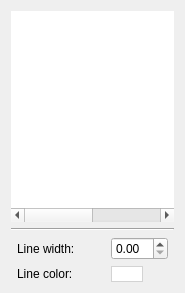
This is Tools/Mokka/ChartOptionsWidget.ui in Biomechanical-ToolKit/BTKCore as Qt 5 draws it before an edit. The edited form follows.
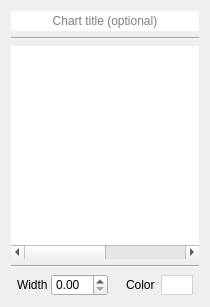
This is the edited form.

Commit message: [UPD] Mokka: Each chart can now have a title set in the options.

What changed in the file:
```diff
--- a/Tools/Mokka/ChartOptionsWidget.ui
+++ b/Tools/Mokka/ChartOptionsWidget.ui
@@ -6,14 +6,34 @@
    <rect>
     <x>0</x>
     <y>0</y>
-    <width>185</width>
-    <height>293</height>
+    <width>210</width>
+    <height>307</height>
    </rect>
   </property>
   <property name="windowTitle">
    <string>Options</string>
   </property>
   <layout class="QVBoxLayout" name="verticalLayout">
+   <item>
+    <widget class="QLineEdit" name="chartTitleLineEdit">
+     <property name="frame">
+      <bool>false</bool>
+     </property>
+     <property name="alignment">
+      <set>Qt::AlignCenter</set>
+     </property>
+     <property name="placeholderText">
+      <string>Chart title (optional)</string>
+     </property>
+    </widget>
+   </item>
+   <item>
+    <widget class="Line" name="line_2">
+     <property name="orientation">
+      <enum>Qt::Horizontal</enum>
+     </property>
+    </widget>
+   </item>
    <item>
     <widget class="QTableWidget" name="plotTable">
      <property name="frameShape">
@@ -62,6 +82,9 @@
      <property name="rightMargin">
       <number>6</number>
      </property>
+     <property name="horizontalSpacing">
+      <number>3</number>
+     </property>
      <item row="0" column="0">
       <widget class="QLabel" name="labelLineWidth">
        <property name="sizePolicy">
@@ -71,12 +94,18 @@
         </sizepolicy>
        </property>
        <property name="text">
-        <string>Line width:</string>
+        <string>Width</string>
        </property>
       </widget>
      </item>
      <item row="0" column="1">
       <widget class="QDoubleSpinBox" name="lineWidthSpinBox">
+       <property name="maximumSize">
+        <size>
+         <width>16777215</width>
+         <height>22</height>
+        </size>
+       </property>
        <property name="maximum">
         <double>10.000000000000000</double>
        </property>
@@ -85,20 +114,20 @@
        </property>
       </widget>
      </item>
-     <item row="1" column="0">
+     <item row="0" column="3">
       <widget class="QLabel" name="labelLineColor">
        <property name="sizePolicy">
-        <sizepolicy hsizetype="Expanding" vsizetype="Preferred">
+        <sizepolicy hsizetype="Minimum" vsizetype="Preferred">
          <horstretch>0</horstretch>
          <verstretch>0</verstretch>
         </sizepolicy>
        </property>
        <property name="text">
-        <string>Line color:</string>
+        <string>Color </string>
        </property>
       </widget>
      </item>
-     <item row="1" column="1">
+     <item row="0" column="4">
       <widget class="QPushButton" name="lineColorButton">
        <property name="maximumSize">
         <size>
@@ -124,6 +153,22 @@
        </property>
       </widget>
      </item>
+     <item row="0" column="2">
+      <spacer name="horizontalSpacer">
+       <property name="orientation">
+        <enum>Qt::Horizontal</enum>
+       </property>
+       <property name="sizeType">
+        <enum>QSizePolicy::MinimumExpanding</enum>
+       </property>
+       <property name="sizeHint" stdset="0">
+        <size>
+         <width>10</width>
+         <height>20</height>
+        </size>
+       </property>
+      </spacer>
+     </item>
     </layout>
    </item>
   </layout>
```
The commit also changes 5 other files.
